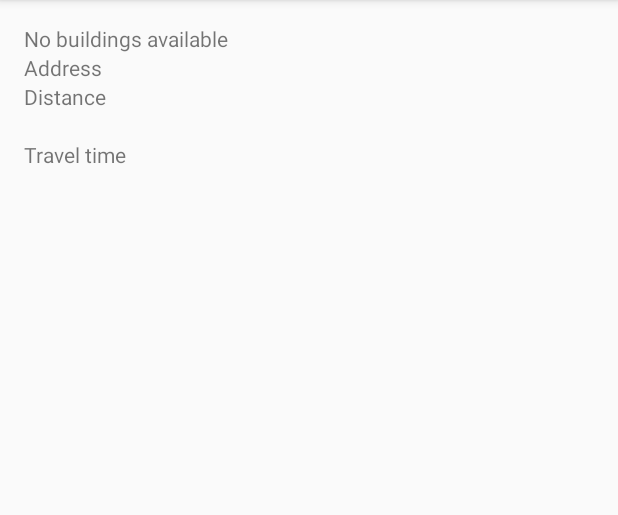
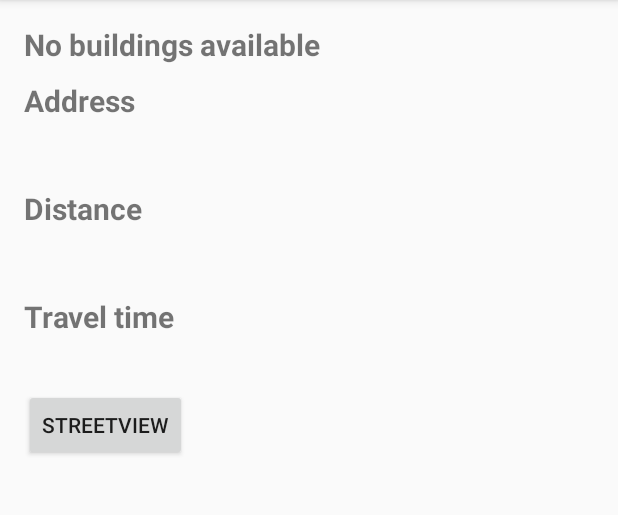
Before and after one commit to StarRUC/SJSUMap, an Android app: the BuildingDetailActivity screen opened directly, with no data from a screen before it, on a phone screen of 412 x 824 dp, the part 84-599 px from its top. Run offline under Robolectric (Android 15) with nearby library versions, the phone set to English and light mode, and no system bars; 1 statement that could not run was skipped.

Commit message:
Update layout
Update layout.

```diff
--- a/app/src/main/AndroidManifest.xml
+++ b/app/src/main/AndroidManifest.xml
@@ -4,6 +4,7 @@
     <uses-permission android:name="android.permission.INTERNET" />
     <uses-permission android:name="android.permission.ACCESS_NETWORK_STATE" />
     <uses-permission android:name="android.permission.ACCESS_FINE_LOCATION" />
+    <uses-permission android:name="android.permission.ACCESS_COARSE_LOCATION"/>
     <application
         android:allowBackup="true"
         android:icon="@mipmap/ic_launcher"
--- a/app/src/main/java/edu/sjsu/starruc/sjsumap/BuildingDetailActivity.java
+++ b/app/src/main/java/edu/sjsu/starruc/sjsumap/BuildingDetailActivity.java
@@ -3,9 +3,11 @@ package edu.sjsu.starruc.sjsumap;
 import android.os.StrictMode;
 import android.support.v7.app.AppCompatActivity;
 import android.os.Bundle;
+import android.widget.Button;
 import android.widget.TextView;
 
 import org.json.JSONObject;
+import org.w3c.dom.Text;
 
 import java.io.BufferedInputStream;
 import java.io.BufferedReader;
@@ -32,8 +34,10 @@ public class BuildingDetailActivity extends AppCompatActivity {
         setContentView(R.layout.activity_building_detail);
 
         TextView buildingNameTextView = (TextView) findViewById(R.id.building_name);
+        TextView buildingAddressTextView = (TextView) findViewById(R.id.address);
         TextView distanceTextView = (TextView) findViewById(R.id.distance);
         TextView travelTimeTextView = (TextView) findViewById(R.id.travelTime);
+        Button streetViewBtn = (Button) findViewById(R.id.streetview);
         StrictMode.ThreadPolicy policy = new StrictMode.ThreadPolicy.Builder().permitAll().build();
         StrictMode.setThreadPolicy(policy);
         dataSource = new BuildingDataSource(this);
@@ -53,6 +57,7 @@ public class BuildingDetailActivity extends AppCompatActivity {
         }
         else {
             buildingNameTextView.setText(buildingName);
+            buildingAddressTextView.setText(address);
             String strUrl = null;
             try {
                 strUrl = url_first + latitude + "," + longitude + url_second + URLEncoder.encode(building.getAddress(), "utf-8") + api_key;
--- a/app/src/main/java/edu/sjsu/starruc/sjsumap/MapActivity.java
+++ b/app/src/main/java/edu/sjsu/starruc/sjsumap/MapActivity.java
@@ -105,7 +105,10 @@ public class MapActivity extends AppCompatActivity {
             emptyResultAlert.show();
         }
         else {
-//            buildingText.setText(building.toString());
+            Intent intent = new Intent(MapActivity.this, BuildingDetailActivity.class);
+               // String buildingName = "King Library";
+                intent.putExtra("buildingName", name);
+                startActivity(intent);
         }
 
     }
--- a/app/src/main/res/layout/activity_building_detail.xml
+++ b/app/src/main/res/layout/activity_building_detail.xml
@@ -13,33 +13,61 @@
     <TextView
         android:id="@+id/building_name"
         android:layout_width="wrap_content"
-        android:layout_height="wrap_content" />
+        android:layout_height="wrap_content"
+        android:textSize="20dp"
+        android:textStyle="bold"/>
+    <TextView
+        android:id="@+id/addressText"
+        android:layout_width="wrap_content"
+        android:layout_height="wrap_content"
+        android:text="Address"
+        android:layout_below="@id/building_name"
+        android:textSize="20dp"
+        android:textStyle="bold"
+        android:layout_marginTop="10dp"/>
     <TextView
         android:id="@+id/address"
         android:layout_width="wrap_content"
         android:layout_height="wrap_content"
-        android:text="Address"
-    android:layout_below="@id/building_name"/>
+        android:layout_below="@id/addressText"
+        android:textSize="18dp"
+        android:layout_marginTop="10dp"/>
     <TextView
         android:id="@+id/distanceText"
         android:layout_width="wrap_content"
         android:layout_height="wrap_content"
         android:text="Distance"
-        android:layout_below="@id/address"/>
+        android:textSize="20dp"
+        android:layout_below="@id/address"
+        android:textStyle="bold"
+        android:layout_marginTop="10dp"/>
     <TextView
         android:id="@+id/distance"
         android:layout_width="wrap_content"
         android:layout_height="wrap_content"
-        android:layout_below="@id/distanceText"/>
+        android:textSize="18dp"
+        android:layout_below="@id/distanceText"
+        android:layout_marginTop="10dp"/>
     <TextView
         android:id="@+id/travelTimeText"
         android:layout_width="wrap_content"
         android:layout_height="wrap_content"
         android:layout_below="@id/distance"
-        android:text="Travel time"/>
+        android:textSize="20dp"
+        android:text="Travel time"
+        android:textStyle="bold"
+        android:layout_marginTop="10dp"/>
     <TextView
         android:id="@+id/travelTime"
         android:layout_width="wrap_content"
         android:layout_height="wrap_content"
-        android:layout_below="@id/travelTimeText"/>
+        android:textSize="18dp"
+        android:layout_below="@id/travelTimeText"
+        android:layout_marginTop="10dp"/>
+    <Button
+        android:id="@+id/streetview"
+        android:layout_width="wrap_content"
+        android:layout_height="wrap_content"
+        android:text="StreetView"
+        android:layout_below="@id/travelTime"/>
 </RelativeLayout>
```
